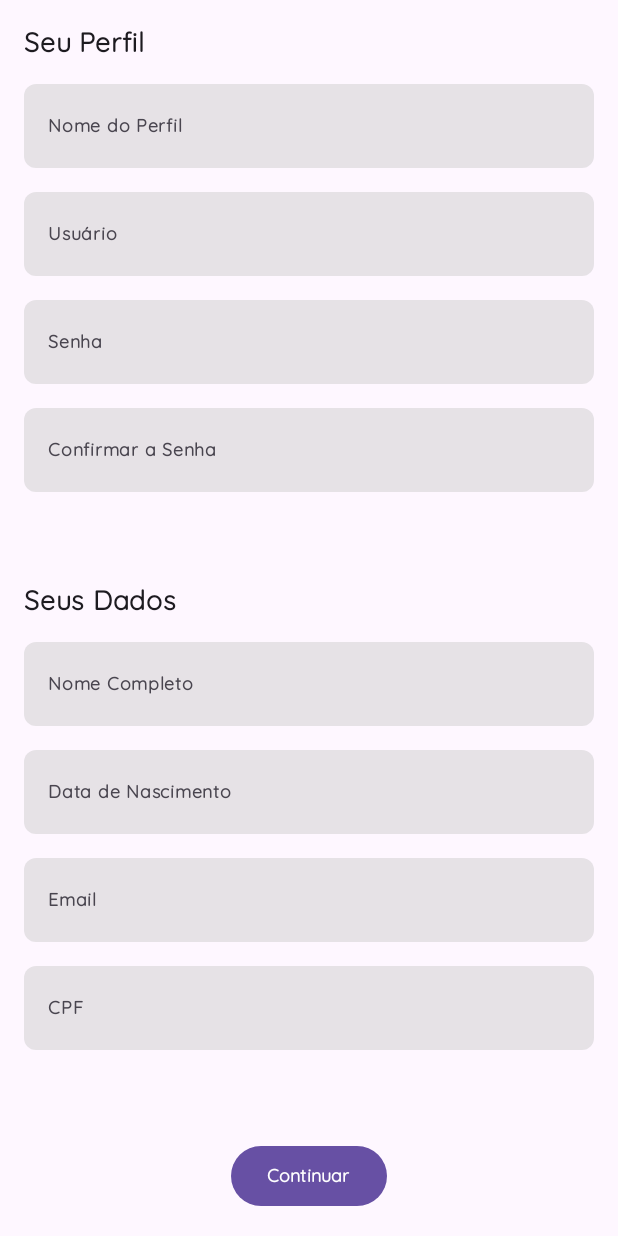
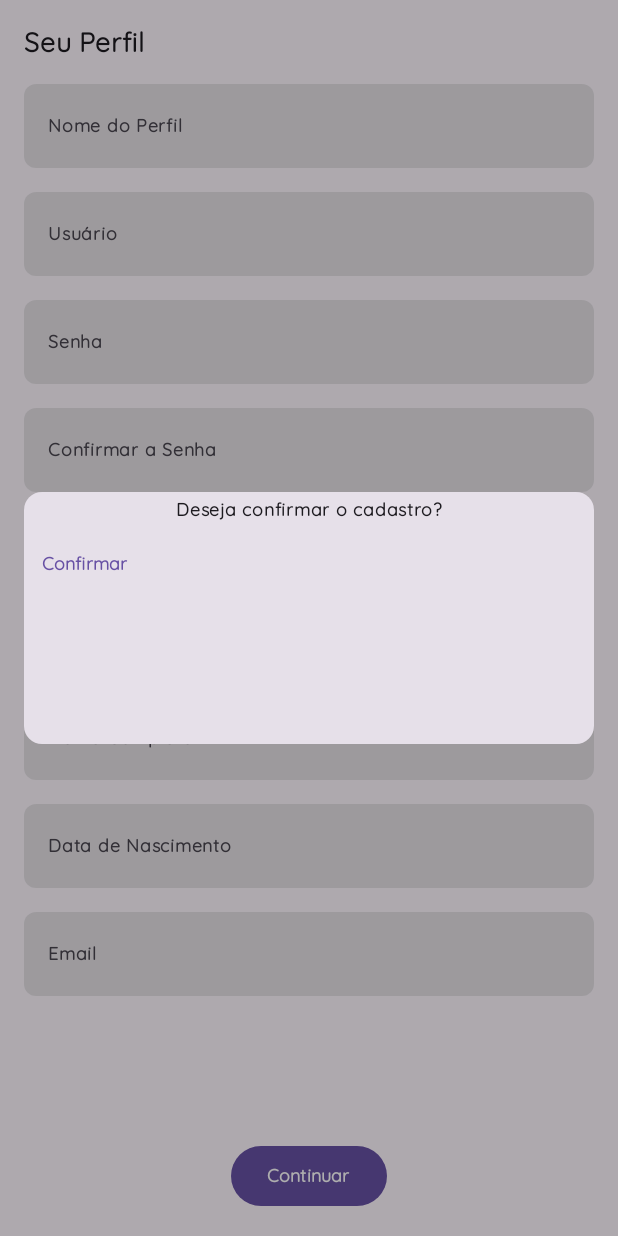
Before and after one commit to leonanmar886/arara, an Android app built with Jetpack Compose: the screen it shows after launch (MainActivity), after a tap on "Continuar", on a phone screen of 412 x 824 dp. Run offline under Robolectric (Android 15) with nearby library versions, the phone set to English and light mode, and no system bars.

Commit message:
diálogo de confimação foi criado

```diff
--- a/app/src/main/java/com/example/arara/ui/screens/user/register/UserRegisterScreen.kt
+++ b/app/src/main/java/com/example/arara/ui/screens/user/register/UserRegisterScreen.kt
@@ -4,14 +4,19 @@ import androidx.compose.foundation.layout.Arrangement
 import androidx.compose.foundation.layout.Box
 import androidx.compose.foundation.layout.Column
 import androidx.compose.foundation.layout.fillMaxHeight
+import androidx.compose.foundation.layout.fillMaxSize
 import androidx.compose.foundation.layout.fillMaxWidth
+import androidx.compose.foundation.layout.height
 import androidx.compose.foundation.layout.padding
+import androidx.compose.foundation.layout.wrapContentSize
 import androidx.compose.foundation.text.KeyboardOptions
 import androidx.compose.material3.Button
+import androidx.compose.material3.Card
 import androidx.compose.material3.DatePicker
 import androidx.compose.material3.DatePickerDialog
 import androidx.compose.material3.ExperimentalMaterial3Api
 import androidx.compose.material3.Text
+import androidx.compose.material3.TextButton
 import androidx.compose.material3.rememberDatePickerState
 import androidx.compose.runtime.Composable
 import androidx.compose.runtime.getValue
@@ -26,8 +31,10 @@ import androidx.compose.ui.text.font.FontFamily
 import androidx.compose.ui.text.font.FontWeight
 import androidx.compose.ui.text.input.KeyboardType
 import androidx.compose.ui.text.input.PasswordVisualTransformation
+import androidx.compose.ui.text.style.TextAlign
 import androidx.compose.ui.unit.dp
 import androidx.compose.ui.unit.sp
+import androidx.compose.ui.window.Dialog
 import com.example.arara.R
 import com.example.arara.ui.components.InputField
 import com.example.arara.ui.navigation.NavigationDestination
@@ -44,6 +51,16 @@ object UserRegisterDestination: NavigationDestination {
 @OptIn(ExperimentalMaterial3Api::class)
 @Composable
 fun UserRegisterContent() {
+
+  val openAlertDialog = remember { mutableStateOf(false) }
+  when {
+    openAlertDialog.value -> {
+      ConfirmDialog(
+        onConfirm = { /*TODO*/ },
+        onDismiss = { openAlertDialog.value = false }
+      )
+    }
+  }
 
   val focusManager = LocalFocusManager.current
   var showDatePickerDialog by remember {
@@ -166,24 +183,46 @@ fun UserRegisterContent() {
           keyboardOptions = KeyboardOptions(keyboardType = KeyboardType.Email),
           modifier = Modifier.fillMaxWidth()
         )
-
-        InputField(
-          value = "",
-          onValueChange = {},
-          label = "CPF",
-          errorMessage = "",
-          keyboardOptions = KeyboardOptions(keyboardType = KeyboardType.Number),
-          modifier = Modifier.fillMaxWidth()
-        )
       }
 
-      Button(onClick = { /*TODO*/ }) {
+      Button(onClick = { openAlertDialog.value = true }) {
         Text(
           text = "Continuar",
           fontFamily = FontFamily(Font(R.font.quicksand)),
           fontWeight = FontWeight.W600,
           fontSize = 12.sp
         )
+      }
+    }
+  }
+}
+
+@Composable
+fun ConfirmDialog(onConfirm: () -> Unit, onDismiss: () -> Unit) {
+  Dialog(onDismissRequest = { onDismiss() }) {
+    Card(
+      modifier = Modifier
+        .fillMaxWidth()
+        .height(200.dp)
+        .padding(16.dp)
+    ) {
+      Column {
+        Text(text = "Deseja confirmar o cadastro?",
+          modifier = Modifier
+            .fillMaxWidth()
+            .wrapContentSize(Alignment.Center),
+          fontFamily = FontFamily(Font(R.font.quicksand)),
+          fontWeight = FontWeight.W600,
+          fontSize = 12.sp,
+          textAlign = TextAlign.Center
+        )
+
+        TextButton(onClick = { onConfirm()}) {
+          Text(text = "Confirmar",
+            fontFamily = FontFamily(Font(R.font.quicksand)),
+            fontWeight = FontWeight.W600,
+            fontSize = 12.sp)
+        }
       }
     }
   }
```
